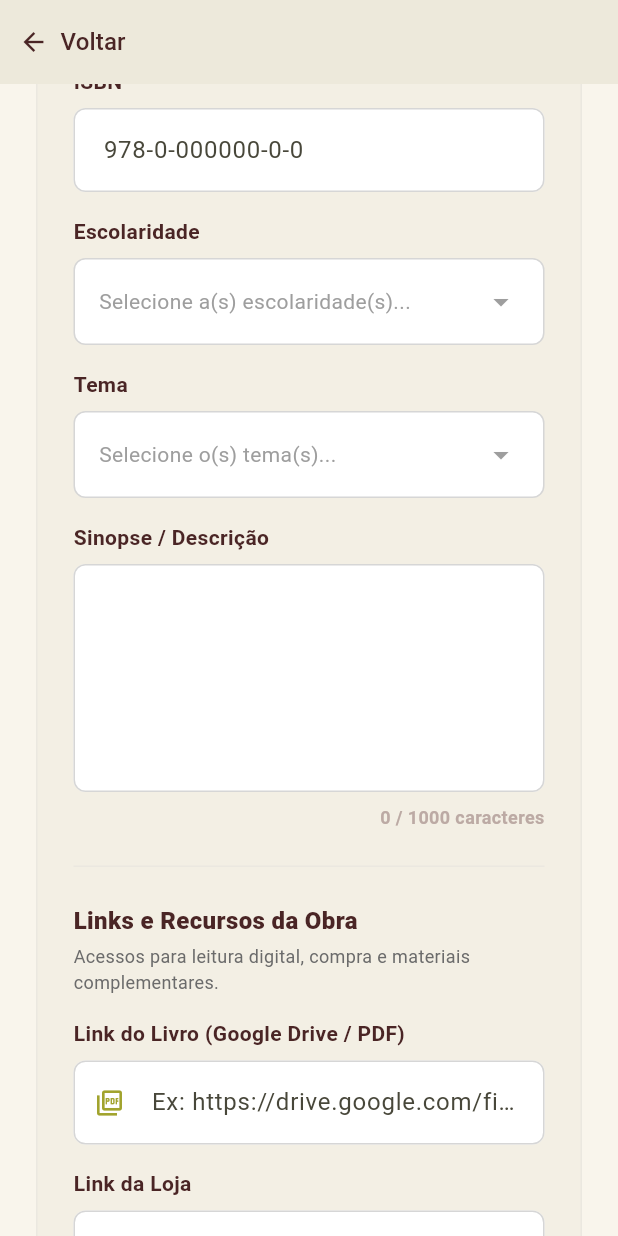
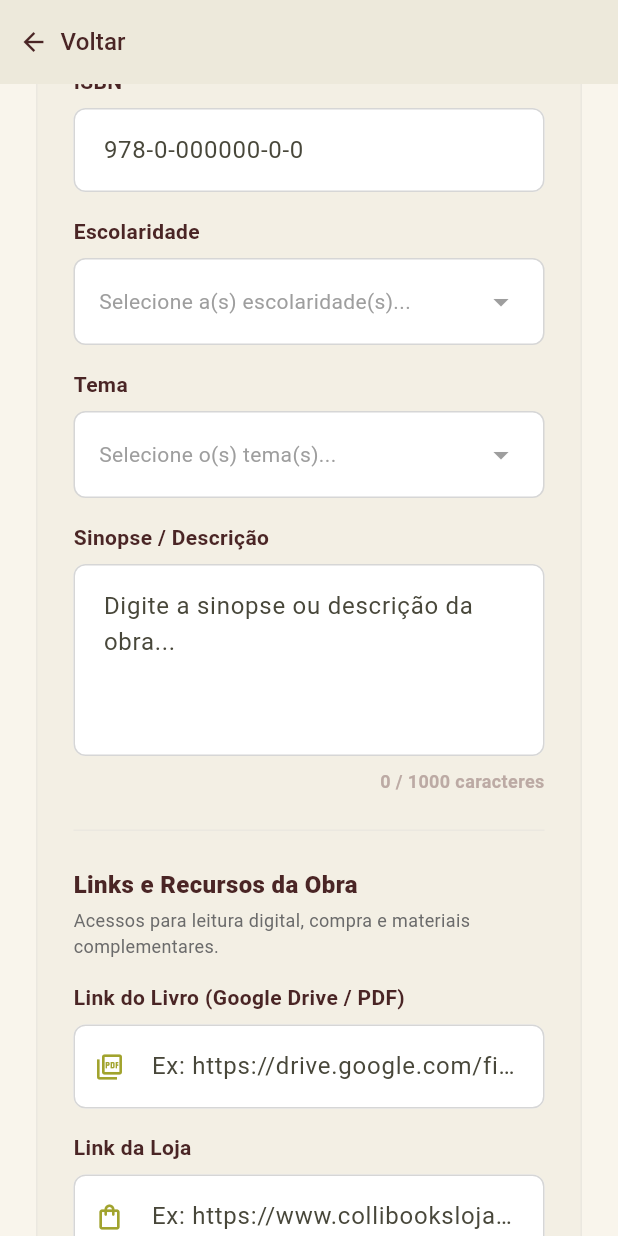
Before and after one commit to Colli-Books/colli-books-frontend, a Flutter app: the CadastrarObraScreen screen opened directly, scrolled down 576 dp, on a phone screen of 412 x 824 dp. Run offline on Flutter 3.47's test engine with Material 3 defaults, Android fonts, the phone set to English and light mode, and no system bars; our stand-ins replace device_preview, font_awesome_flutter.

Commit message:
feat: expande campo de sinopse dinamicamente e limita exibicao a 4 temas com badge nos cards

```diff
--- a/lib/features/admin/presentation/screens/cadastrar_obra_screen.dart
+++ b/lib/features/admin/presentation/screens/cadastrar_obra_screen.dart
@@ -227,9 +227,12 @@ class _CadastrarObraScreenState extends State<CadastrarObraScreen> {
                   const SizedBox(height: 8),
                   TextField(
                     controller: _sinopseController,
-                    maxLines: 5,
+                    minLines: 4,
+                    maxLines: null,
                     maxLength: 1000,
+                    keyboardType: TextInputType.multiline,
                     decoration: InputDecoration(
+                      hintText: 'Digite a sinopse ou descrição da obra...',
                       filled: true,
                       fillColor: Colors.white,
                       contentPadding: const EdgeInsets.symmetric(horizontal: 16, vertical: 16),
--- a/lib/features/admin/presentation/screens/editar_obra_screen.dart
+++ b/lib/features/admin/presentation/screens/editar_obra_screen.dart
@@ -256,8 +256,10 @@ class _EditarObraScreenState extends State<EditarObraScreen> {
                   const SizedBox(height: 8),
                   TextField(
                     controller: _sinopseController,
-                    maxLines: 5,
+                    minLines: 4,
+                    maxLines: null,
                     maxLength: 1000,
+                    keyboardType: TextInputType.multiline,
                     decoration: InputDecoration(
                       filled: true,
                       fillColor: Colors.white,
```
Also changed, not shown: lib/features/admin/presentation/screens/catalogo_obras_admin_screen.dart (+20 -5 lines), lib/features/professor/presentation/screens/professor_home_screen.dart (+19 -4 lines).
